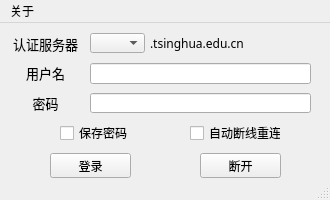
LuoBingjun/Tsinghua-Auth-GUI, file MainWindow.ui: the form before one commit.
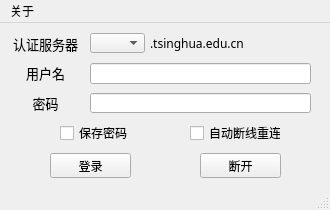
The form after the commit.

What changed in the file:
```diff
--- a/MainWindow.ui
+++ b/MainWindow.ui
@@ -7,19 +7,19 @@
     <x>0</x>
     <y>0</y>
     <width>330</width>
-    <height>200</height>
+    <height>210</height>
    </rect>
   </property>
   <property name="minimumSize">
    <size>
     <width>330</width>
-    <height>200</height>
+    <height>210</height>
    </size>
   </property>
   <property name="maximumSize">
    <size>
     <width>330</width>
-    <height>200</height>
+    <height>210</height>
    </size>
   </property>
   <property name="font">
```
